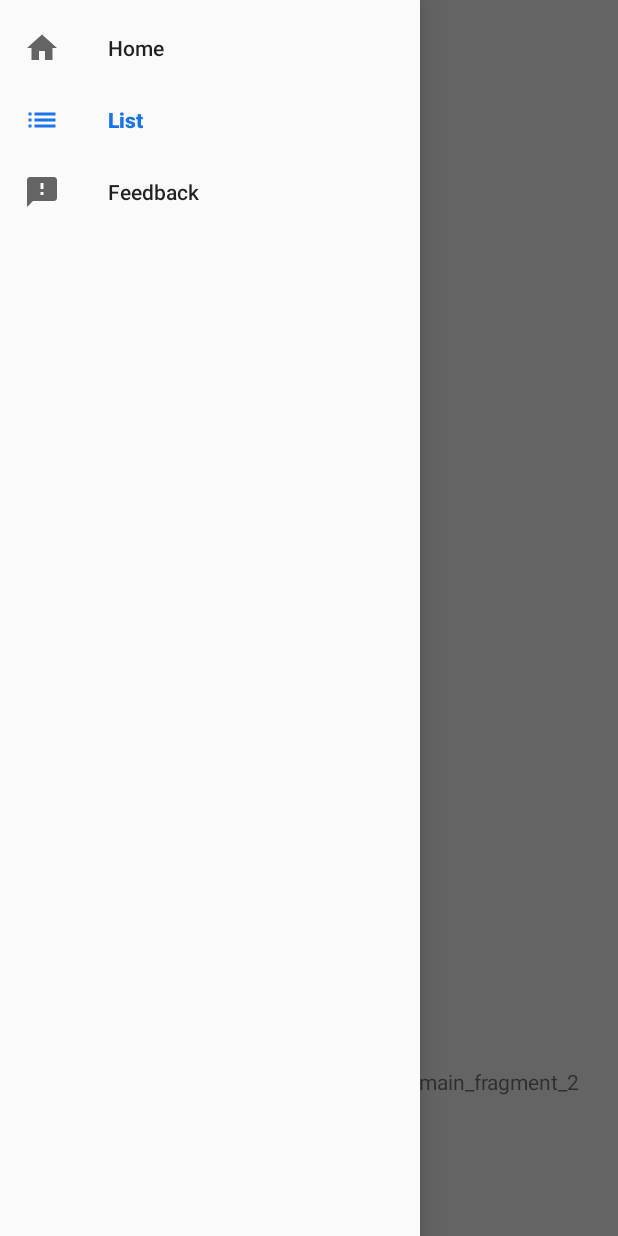
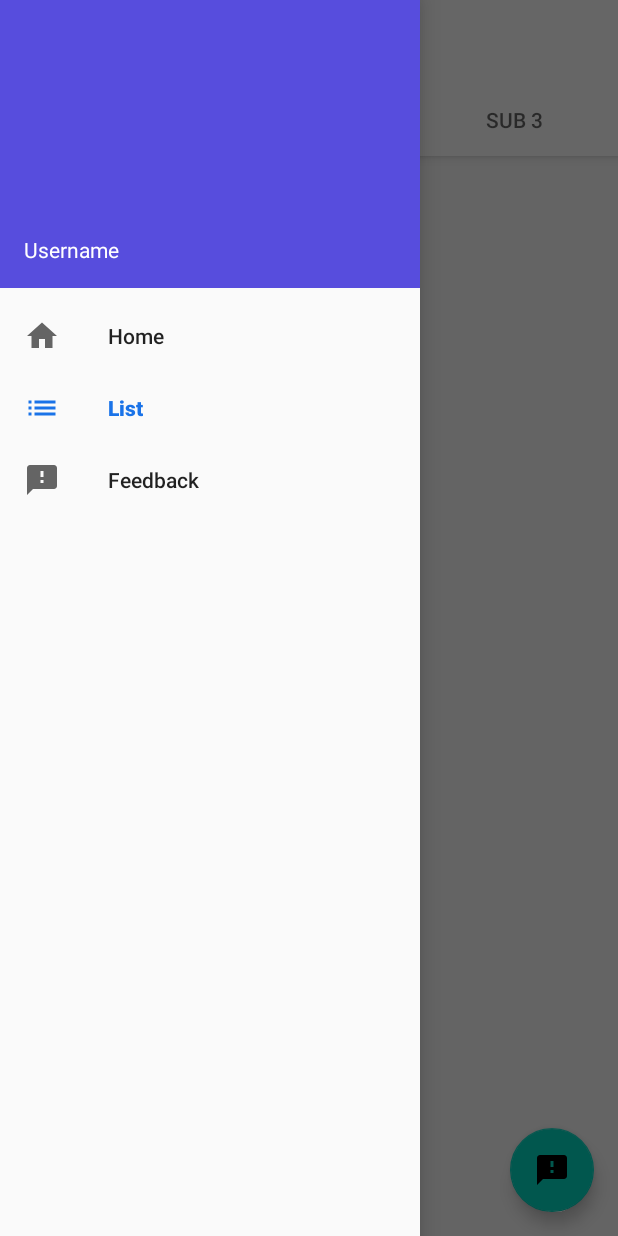
Before and after one commit to khangHNISC/baseAndroid3, an Android app: the MainFragment2 screen opened through its navigation route, in the side drawer, after a tap on "Feedback", on a phone screen of 412 x 824 dp. Run offline under Robolectric (Android 15) with nearby library versions, the phone set to English and light mode, and no system bars; our stand-ins replace Dagger/Hilt's generated code, navigation-ui.

Commit message:
set up coordinator layout with tab layout and view pager

```diff
--- a/app/src/main/java/com/example/basemvvm3/activities/MainActivity.kt
+++ b/app/src/main/java/com/example/basemvvm3/activities/MainActivity.kt
@@ -44,16 +44,14 @@ class MainActivity : DaggerAppCompatActivity(), NavigationHost {
         super.onCreate(savedInstanceState)
         setContentView(R.layout.activity_main)
 
-        if (savedInstanceState == null) {
+        /*if (savedInstanceState == null) {
             replaceFragment(
                 R.id.frag_container2,
                 FragmentInfo.newInstance()
             )
-        }
+        }*/
 
         vm = viewModelProvider(viewModelFactory)
-
-        setUpTranslucentStatusBar()
 
         val host: NavHostFragment = supportFragmentManager
             .findFragmentById(R.id.my_nav_host_fragment) as NavHostFragment? ?: return
@@ -76,9 +74,7 @@ class MainActivity : DaggerAppCompatActivity(), NavigationHost {
     }
 
     override fun onAttachFragment(fragment: Fragment) {
-        if (fragment is FragmentInfo) {
-            this.setOnSelectedListener(fragment)
-        }
+        //attach listener here
     }
 
     override fun registerToolbarWithNavigation(toolbar: Toolbar) {
@@ -87,6 +83,7 @@ class MainActivity : DaggerAppCompatActivity(), NavigationHost {
     }
 
     private fun setUpTranslucentStatusBar(){
+        //+ enable container fitsSystemWindow = true
         //drawer_layout.setOnApplyWindowInsetsListener ()
         container.systemUiVisibility = View.SYSTEM_UI_FLAG_LAYOUT_STABLE or
                 View.SYSTEM_UI_FLAG_LAYOUT_FULLSCREEN or
--- a/app/src/main/java/com/example/basemvvm3/activities/MainActivityViewModel.kt
+++ b/app/src/main/java/com/example/basemvvm3/activities/MainActivityViewModel.kt
@@ -15,13 +15,4 @@ class MainActivityViewModel @Inject constructor(
 
     val listPhoto: LiveData<List<Photo>>
         get() = _listPhoto
-
-    private val _currentFragmentTag = MutableLiveData<String>()
-
-    val currentFragmentTag: LiveData<String>
-        get() = _currentFragmentTag
-
-    fun notifyMainFragment2(nameFragment: String){
-        _currentFragmentTag.postValue(nameFragment)
-    }
 }
--- a/app/src/main/java/com/example/basemvvm3/fragment/FragmentInfo.kt
+++ b/app/src/main/java/com/example/basemvvm3/fragment/FragmentInfo.kt
@@ -4,17 +4,14 @@ import android.os.Bundle
 import android.view.LayoutInflater
 import android.view.View
 import android.view.ViewGroup
-import androidx.lifecycle.Observer
 import androidx.lifecycle.ViewModelProvider
 import com.example.basemvvm3.R
-import com.example.basemvvm3.activities.MainActivity
 import com.example.basemvvm3.activities.MainActivityViewModel
 import com.example.basemvvm3.helper.viewModelProvider
 import dagger.android.support.DaggerFragment
-import kotlinx.android.synthetic.main.fragment_info.*
 import javax.inject.Inject
 
-class FragmentInfo : DaggerFragment(), MainActivity.OnDisplayName {
+class FragmentInfo : DaggerFragment() {
 
     @Inject
     lateinit var viewModelFactory: ViewModelProvider.Factory
@@ -38,14 +35,6 @@ class FragmentInfo : DaggerFragment(), MainActivity.OnDisplayName {
         return inflater.inflate(R.layout.fragment_info, container, false)
     }
 
-    override fun onViewCreated(view: View, savedInstanceState: Bundle?) {
-        super.onViewCreated(view, savedInstanceState)
-
-        manVM.currentFragmentTag.observe(viewLifecycleOwner, Observer {
-            fragmentName.text = it
-        })
-    }
-
     companion object {
         private const val DATA = "DATA"
 
@@ -57,8 +46,4 @@ class FragmentInfo : DaggerFragment(), MainActivity.OnDisplayName {
             }
         }
     }
-
-    override fun onSelected(str: String) {
-        fragmentName.text = str
-    }
 }
--- a/app/src/main/java/com/example/basemvvm3/fragment/MainFragment.kt
+++ b/app/src/main/java/com/example/basemvvm3/fragment/MainFragment.kt
@@ -44,18 +44,24 @@ class MainFragment : MainNavigationFragment() {
         btn_dialog_center.setOnClickListener {
             GeneralCenterDialogWith2Buttons.newInstance()
                 .show(this.childFragmentManager, CENTER_DIALOG)
-        }
-
-        btn_dialog_bottom.setOnClickListener {
             GeneralBottomDialog.newInstance().show(this.childFragmentManager, BOTTOM_DIALOG)
         }
 
         //toolbar.setNavigationIcon(R.drawable.ic_home)
     }
 
+    //first time add: OnAttach -> OnCreate -> OnCreateView -> OnViewCreated -> OnActivityCreated
+    //                                                  -> onViewStateRestored -> OnStart -> OnResume
+
+    //   OnActivityCreated: After onActivityCreated and OnFragmentViewCreated
+
+    //detach: onPause, onStop, onDestroyView
+    //reattach: onCreateView -> OnViewCreated -> OnActivityCreated -> OnStart -> OnResume
+    //destroy: onPause onStop onDestroyView onDestroy onDetach
+
     override fun onAttachFragment(childFragment: Fragment) {
         super.onAttachFragment(childFragment)
-        mainVm.notifyMainFragment2(childFragment.tag ?: "UNKNOWN")
+        //set listener here
     }
 
     companion object {
--- a/app/src/main/java/com/example/basemvvm3/fragment/MainFragment2.kt
+++ b/app/src/main/java/com/example/basemvvm3/fragment/MainFragment2.kt
@@ -4,12 +4,17 @@ import android.os.Bundle
 import android.view.LayoutInflater
 import android.view.View
 import android.view.ViewGroup
+import androidx.fragment.app.Fragment
+import androidx.fragment.app.FragmentStatePagerAdapter
 import androidx.fragment.app.viewModels
 import androidx.lifecycle.AbstractSavedStateViewModelFactory
 import androidx.lifecycle.SavedStateHandle
 import androidx.lifecycle.ViewModel
 import com.example.basemvvm3.R
+import com.example.basemvvm3.fragment.sub.SubFragment2
 import com.example.basemvvm3.helper.MainNavigationFragment
+import com.google.android.material.snackbar.Snackbar
+import kotlinx.android.synthetic.main.fragment_main_2.*
 
 class MainFragment2 : MainNavigationFragment() {
 
@@ -34,6 +39,42 @@ class MainFragment2 : MainNavigationFragment() {
         return inflater.inflate(R.layout.fragment_main_2, container, false)
     }
 
+    override fun onViewCreated(view: View, savedInstanceState: Bundle?) {
+        super.onViewCreated(view, savedInstanceState)
+
+        setupViewPager()
+
+        fab.setOnClickListener(View.OnClickListener { view ->
+            Snackbar.make(view, "Here's a Snackbar", Snackbar.LENGTH_LONG)
+                .setAction("Action", null).show()
+        })
+    }
+
+    private fun setupViewPager() {
+        viewpager.adapter = object :
+            FragmentStatePagerAdapter(childFragmentManager, BEHAVIOR_RESUME_ONLY_CURRENT_FRAGMENT) {
+            private val mFragments = arrayListOf<Fragment>()
+            private val mFragmentTitles = arrayListOf<String>()
+
+            fun addFragment(fragment: Fragment, title: String) {
+                mFragments.add(fragment)
+                mFragmentTitles.add(title)
+            }
+
+            override fun getItem(position: Int) = mFragments[position]
+
+            override fun getCount() = mFragments.size
+
+            override fun getPageTitle(pos: Int): String = mFragmentTitles[pos]
+        }.also {
+            it.addFragment(SubFragment2(), "SUB 1")
+            it.addFragment(SubFragment2(), "SUB 2")
+            it.addFragment(SubFragment2(), "SUB 3")
+        }
+
+        tabs.setupWithViewPager(viewpager)
+    }
+
     companion object {
 
         fun newInstance(): MainFragment2 {
--- /dev/null
+++ b/app/src/main/java/com/example/basemvvm3/fragment/sub/SubFragment2.kt
@@ -0,0 +1,27 @@
+package com.example.basemvvm3.fragment.sub
+
+import android.os.Bundle
+import android.view.LayoutInflater
+import android.view.View
+import android.view.ViewGroup
+import com.example.basemvvm3.R
+import dagger.android.support.DaggerFragment
+
+class SubFragment2: DaggerFragment(){
+
+     override fun onCreate(savedInstanceState: Bundle?) {
+        super.onCreate(savedInstanceState)
+    }
+
+    override fun onCreateView(
+        inflater: LayoutInflater,
+        container: ViewGroup?,
+        savedInstanceState: Bundle?
+    ): View? {
+        return inflater.inflate(R.layout.sub_fragment_2, container, false)
+    }
+
+    override fun onViewCreated(view: View, savedInstanceState: Bundle?) {
+        super.onViewCreated(view, savedInstanceState)
+    }
+}
--- a/app/src/main/java/com/example/basemvvm3/fragment/sub/SubFragmentModule.kt
+++ b/app/src/main/java/com/example/basemvvm3/fragment/sub/SubFragmentModule.kt
@@ -8,4 +8,7 @@ internal abstract class SubFragmentModule  {
 
     @ContributesAndroidInjector
     internal abstract fun contributeSubFragment(): SubFragment
+
+    @ContributesAndroidInjector
+    internal abstract fun contributeSubFragment2(): SubFragment2
 }
--- a/app/src/main/res/layout/activity_main.xml
+++ b/app/src/main/res/layout/activity_main.xml
@@ -5,39 +5,21 @@
     android:id="@+id/drawer_layout"
     android:layout_width="match_parent"
     android:layout_height="match_parent"
+    android:fitsSystemWindows="true"
     tools:openDrawer="start">
 
     <androidx.constraintlayout.widget.ConstraintLayout
         android:id="@+id/container"
-        android:fitsSystemWindows="true"
         android:layout_width="match_parent"
         android:layout_height="match_parent">
-
-        <androidx.constraintlayout.widget.Guideline
-            android:id="@+id/guideline"
-            android:layout_width="wrap_content"
-            android:layout_height="wrap_content"
-            android:orientation="horizontal"
-            app:layout_constraintGuide_percent="0.75" />
 
         <androidx.fragment.app.FragmentContainerView
             android:id="@+id/my_nav_host_fragment"
             android:name="androidx.navigation.fragment.NavHostFragment"
             android:layout_width="match_parent"
-            android:layout_height="0dp"
+            android:layout_height="match_parent"
             app:defaultNavHost="true"
-            app:layout_constraintBottom_toTopOf="@id/guideline"
-            app:layout_constraintTop_toTopOf="parent"
             app:navGraph="@navigation/nav_graph" />
-
-        <FrameLayout
-            android:id="@+id/frag_container2"
-            android:layout_width="match_parent"
-            android:layout_height="0dp"
-            android:transitionGroup="false"
-            app:layout_constraintBottom_toBottomOf="parent"
-            app:layout_constraintTop_toBottomOf="@id/guideline"
-            tools:ignore="MergeRootFrame,Overdraw,UnusedAttribute" />
     </androidx.constraintlayout.widget.ConstraintLayout>
 
     <com.google.android.material.navigation.NavigationView
@@ -46,5 +28,6 @@
         android:layout_height="match_parent"
         android:layout_gravity="start"
         android:fitsSystemWindows="true"
+        app:headerLayout="@layout/nav_header"
         app:menu="@menu/menu_bottom_nav" />
 </androidx.drawerlayout.widget.DrawerLayout>
--- a/app/src/main/res/layout/fragment_main_2.xml
+++ b/app/src/main/res/layout/fragment_main_2.xml
@@ -1,30 +1,46 @@
 <?xml version="1.0" encoding="utf-8"?>
-<androidx.constraintlayout.widget.ConstraintLayout xmlns:android="http://schemas.android.com/apk/res/android"
+<androidx.coordinatorlayout.widget.CoordinatorLayout
+    xmlns:android="http://schemas.android.com/apk/res/android"
     xmlns:app="http://schemas.android.com/apk/res-auto"
     xmlns:tools="http://schemas.android.com/tools"
     android:layout_width="match_parent"
     android:layout_height="match_parent"
     tools:context=".activities.MainActivity">
 
-    <androidx.appcompat.widget.Toolbar
-        android:id="@+id/toolbar"
-        android:layout_width="0dp"
-        android:layout_height="?actionBarSize"
+    <com.google.android.material.appbar.AppBarLayout
+        android:layout_width="match_parent"
+        android:layout_height="wrap_content"
+        android:id="@+id/appbar"
+        android:background="@color/white"
         android:elevation="8dp"
-        app:layout_constraintLeft_toLeftOf="parent"
-        app:layout_constraintRight_toRightOf="parent"
-        app:layout_constraintTop_toTopOf="parent"
-        app:navigationContentDescription=""
-        app:navigationIcon="@drawable/ic_list"
-        app:title="MainFragment2" />
+        android:fitsSystemWindows="true">
 
-    <TextView
-        android:id="@+id/text"
+        <androidx.appcompat.widget.Toolbar
+            android:id="@+id/toolbar"
+            android:layout_width="match_parent"
+            android:layout_height="?actionBarSize"
+            app:layout_scrollFlags="scroll|snap|enterAlways"
+            app:navigationContentDescription=""
+            app:navigationIcon="@drawable/ic_list"
+            app:title="MainFragment2" />
+
+        <com.google.android.material.tabs.TabLayout
+            android:id="@+id/tabs"
+            android:layout_width="match_parent"
+            android:layout_height="wrap_content" />
+    </com.google.android.material.appbar.AppBarLayout>
+
+    <androidx.viewpager.widget.ViewPager
+        android:id="@+id/viewpager"
+        android:layout_width="match_parent"
+        android:layout_height="match_parent"
+        app:layout_behavior="@string/appbar_scrolling_view_behavior" />
+
+    <com.google.android.material.floatingactionbutton.FloatingActionButton
+        android:id="@+id/fab"
         android:layout_width="wrap_content"
         android:layout_height="wrap_content"
-        android:text="Hello World!"
-        app:layout_constraintBottom_toBottomOf="parent"
-        app:layout_constraintLeft_toLeftOf="parent"
-        app:layout_constraintRight_toRightOf="parent"
-        app:layout_constraintTop_toTopOf="parent" />
-</androidx.constraintlayout.widget.ConstraintLayout>
+        android:layout_gravity="end|bottom"
+        android:layout_margin="16dp"
+        android:src="@drawable/ic_feedback" />
+</androidx.coordinatorlayout.widget.CoordinatorLayout>
--- /dev/null
+++ b/app/src/main/res/layout/nav_header.xml
@@ -0,0 +1,17 @@
+<?xml version="1.0" encoding="utf-8"?>
+<LinearLayout xmlns:android="http://schemas.android.com/apk/res/android"
+    android:layout_width="match_parent"
+    android:layout_height="192dp"
+    android:background="?attr/colorPrimaryDark"
+    android:padding="16dp"
+    android:theme="@style/ThemeOverlay.AppCompat.Dark"
+    android:orientation="vertical"
+    android:gravity="bottom">
+
+    <TextView
+        android:layout_width="match_parent"
+        android:layout_height="wrap_content"
+        android:text="Username"
+        android:textAppearance="@style/TextAppearance.AppCompat.Body1"/>
+
+</LinearLayout>
--- /dev/null
+++ b/app/src/main/res/layout/sub_fragment_2.xml
@@ -0,0 +1,18 @@
+<?xml version="1.0" encoding="utf-8"?>
+<androidx.constraintlayout.widget.ConstraintLayout xmlns:android="http://schemas.android.com/apk/res/android"
+    xmlns:app="http://schemas.android.com/apk/res-auto"
+    xmlns:tools="http://schemas.android.com/tools"
+    android:layout_width="match_parent"
+    android:layout_height="match_parent"
+    tools:context=".activities.MainActivity">
+
+    <TextView
+        android:id="@+id/text"
+        android:layout_width="wrap_content"
+        android:layout_height="wrap_content"
+        android:text="Hello World!"
+        app:layout_constraintBottom_toBottomOf="parent"
+        app:layout_constraintLeft_toLeftOf="parent"
+        app:layout_constraintRight_toRightOf="parent"
+        app:layout_constraintTop_toTopOf="parent" />
+</androidx.constraintlayout.widget.ConstraintLayout>
--- /dev/null
+++ b/app/src/main/res/values-v21/styles.xml
@@ -0,0 +1,9 @@
+<?xml version="1.0" encoding="utf-8"?>
+<resources xmlns:tools="http://schemas.android.com/tools">
+
+    <style name="Theme.DesignDemo" parent="Base.AppTheme">
+        <item name="android:windowDrawsSystemBarBackgrounds">true</item>
+        <item name="android:statusBarColor">@android:color/transparent</item>
+    </style>
+
+</resources>
--- a/app/src/main/res/values/styles.xml
+++ b/app/src/main/res/values/styles.xml
@@ -7,10 +7,12 @@
         <item name="colorPrimaryDark">@color/colorPrimaryDark</item>
         <item name="colorAccent">@color/colorAccent</item>
 
-        <item name="android:windowLightStatusBar" tools:targetApi="m">true</item>
-        <item name="android:statusBarColor">@color/transparent</item>
+        <!-- set up translucent bar -->
+        <item name="android:windowDrawsSystemBarBackgrounds">true</item>
+        <item name="android:statusBarColor">@android:color/transparent</item>
+        <!--<item name="android:windowLightStatusBar" tools:targetApi="m">true</item>
         <item name="android:windowLightNavigationBar" tools:targetApi="o_mr1">true</item>
-        <item name="android:navigationBarColor">#B3FFFFFF</item>
+        <item name="android:navigationBarColor">#B3FFFFFF</item>-->
     </style>
 
     <style name="AppTheme" parent="Base.AppTheme" />
```
